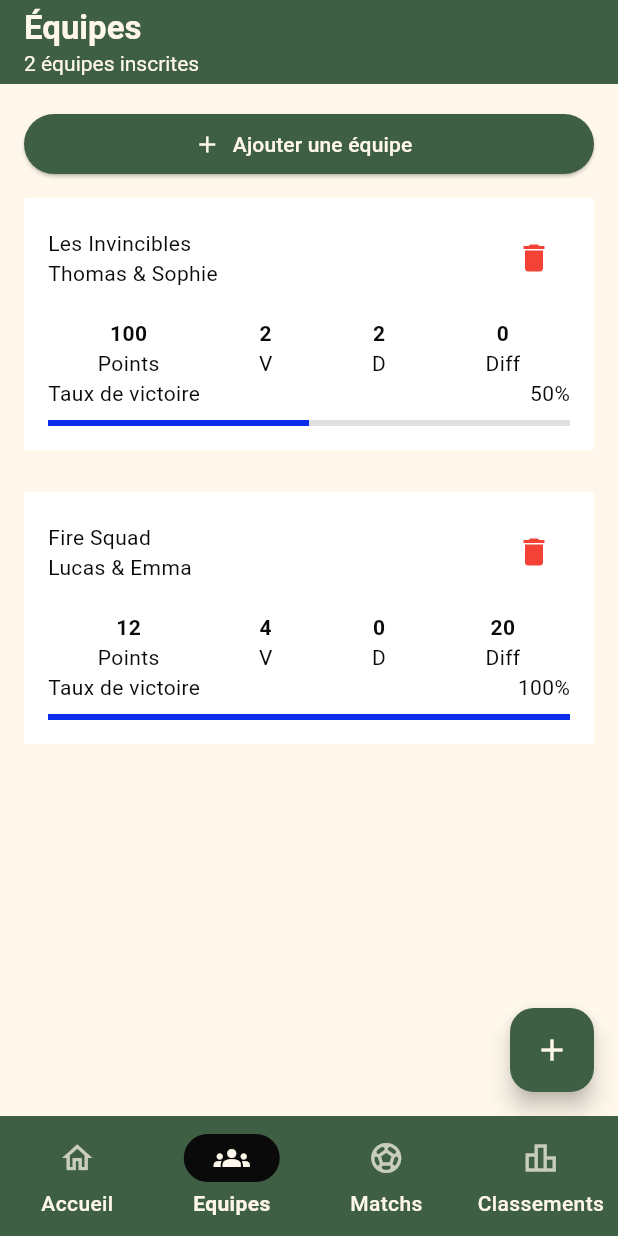
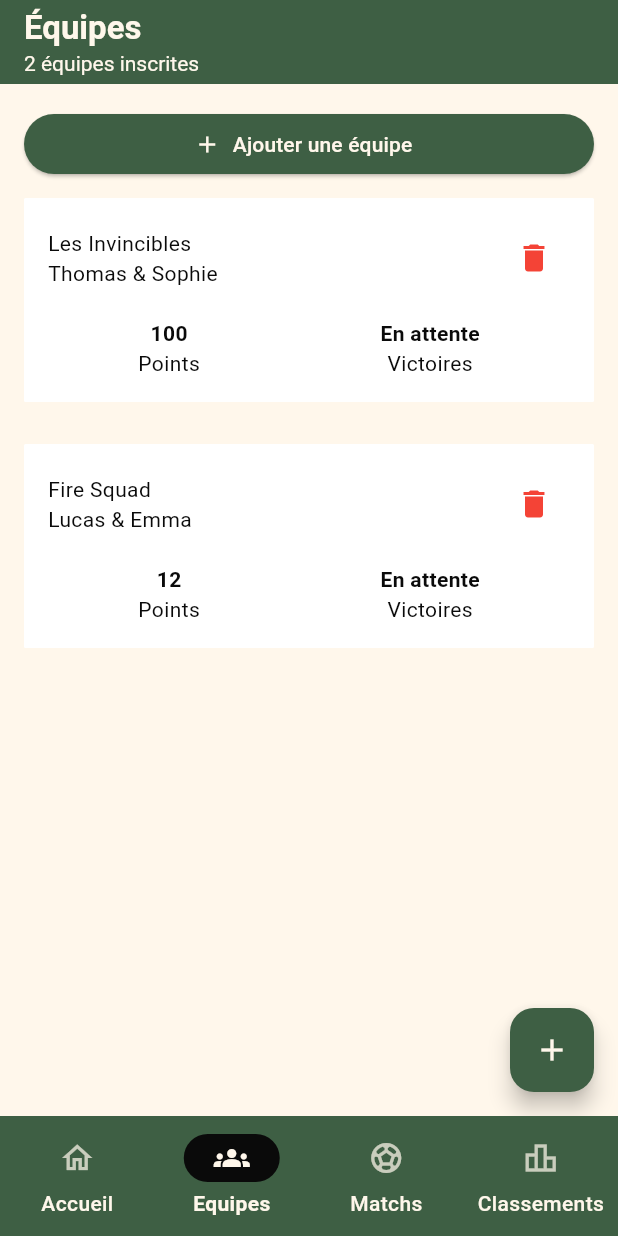
Before and after one commit to Ynough-Corporation/Ynough_dev, a Flutter app: the screen it shows after launch, item 2 of the bottom bar chosen, on a phone screen of 412 x 824 dp. Run offline on Flutter 3.47's test engine with Material 3 defaults, Android fonts, the phone set to English and light mode, and no system bars.

```diff
--- a/Ynough/lib/pageEquipe/screen/teams_screen.dart
+++ b/Ynough/lib/pageEquipe/screen/teams_screen.dart
@@ -19,19 +19,11 @@ class _TeamsScreenState extends State<TeamsScreen> {
       'teamName': 'Les Invincibles',
       'teamMembers': 'Thomas & Sophie',
       'points': 100,
-      'victories': 2,
-      'defeats': 2,
-      'difference': 0,
-      'winRate': 0.50,
     },
     {
       'teamName': 'Fire Squad',
       'teamMembers': 'Lucas & Emma',
       'points': 12,
-      'victories': 4,
-      'defeats': 0,
-      'difference': 20,
-      'winRate': 1.0,
     },
   ];
 
@@ -119,10 +111,6 @@ class _TeamsScreenState extends State<TeamsScreen> {
                     'teamMembers':
                         '${player1Controller.text.trim()} & ${player2Controller.text.trim()}',
                     'points': 0,
-                    'victories': 0,
-                    'defeats': 0,
-                    'difference': 0,
-                    'winRate': 0.0,
                   });
                 });
 
@@ -214,17 +202,13 @@ class _TeamsScreenState extends State<TeamsScreen> {
                   ? _buildEmptyState(context)
                   : ListView.separated(
                       itemCount: teamsList.length,
-                      separatorBuilder: (_, __) => const SizedBox(height: 12),
+                      separatorBuilder: (_, _) => const SizedBox(height: 12),
                       itemBuilder: (context, index) {
                         final team = teamsList[index];
                         return TeamsCard(
                           teamName: team['teamName'],
                           teamMembers: team['teamMembers'],
                           points: team['points'],
-                          victories: team['victories'],
-                          defeats: team['defeats'],
-                          difference: team['difference'],
-                          winRate: team['winRate'],
                           onDelete: () {
                             setState(() {
                               teamsList.remove(team);
--- a/Ynough/lib/pageEquipe/widgets/team_card.dart
+++ b/Ynough/lib/pageEquipe/widgets/team_card.dart
@@ -1,31 +1,24 @@
 import 'package:flutter/material.dart';
+
 class TeamsCard extends StatelessWidget {
-
   final String teamName;
   final String teamMembers;
   final int points;
-  final int victories;
-  final int defeats;
-  final int difference;
-  final double winRate;
   final VoidCallback onDelete;
 
-  const TeamsCard({super.key,
+  const TeamsCard({
+    super.key,
     required this.teamName,
     required this.teamMembers,
     required this.points,
-  required this.victories,
-  required this.defeats,
-  required this.difference,
-  required this.winRate,
-  required this.onDelete});
+    required this.onDelete,
+  });
 
   @override
   Widget build(BuildContext context) {
     return Container(
-
-    margin: EdgeInsets.only(bottom: 16),
-       padding: EdgeInsets.all(16),
+      margin: const EdgeInsets.only(bottom: 16),
+      padding: const EdgeInsets.all(16),
       decoration: BoxDecoration(
         color: Colors.white,
         borderRadius: BorderRadius.circular(1),
@@ -42,7 +35,10 @@ class TeamsCard extends StatelessWidget {
                   Text(teamMembers),
                 ],
               ),
-              IconButton(onPressed: onDelete, icon: Icon(Icons.delete, color: Colors.red, size: 24)),
+              IconButton(
+                onPressed: onDelete,
+                icon: const Icon(Icons.delete, color: Colors.red, size: 24),
+              ),
             ],
           ),
           const SizedBox(height: 16),
@@ -51,50 +47,26 @@ class TeamsCard extends StatelessWidget {
             children: [
               Column(
                 children: [
-                  Text(points.toString(),style: TextStyle(fontWeight: FontWeight.bold)),
-                  Text('Points'),
+                  Text(
+                    points.toString(),
+                    style: const TextStyle(fontWeight: FontWeight.bold),
+                  ),
+                  const Text('Points'),
                 ],
               ),
               Column(
                 children: [
-                  Text(victories.toString(),style: TextStyle(fontWeight: FontWeight.bold)),
-                  Text('V'),
-                ],
+                  const Text(
+                    'En attente',
+                    style: TextStyle(fontWeight: FontWeight.bold),
                   ),
-                Column(
-                children: [
-                  Text(defeats.toString(),style: TextStyle(fontWeight: FontWeight.bold)),
-                  Text('D'),
-                ],
-              ),
-                Column(
-                children: [
-                  Text(difference.toString(),style: TextStyle(fontWeight: FontWeight.bold)),
-                  Text('Diff'),
+                  const Text('Victoires'),
                 ],
               ),
             ],
           ),
-          Column(
-                children: [
-                  Row(
-                    mainAxisAlignment: MainAxisAlignment.spaceBetween,
-                    children: [
-                      Text('Taux de victoire'),
-                      Text('${(winRate * 100).toInt()}%'),
-                    ],
-                  ),
-                  const SizedBox(height: 8),
-                  LinearProgressIndicator(
-                    value: winRate,
-                    color:  const Color.fromARGB(255, 13, 43, 235),
-                    backgroundColor: Color(0xFFE0E0E0),
-                  ),
-                ],
-              )
         ],
       ),
     );
   }
-
 }
```
Lines whose indentation alone changed are shown as unchanged.
